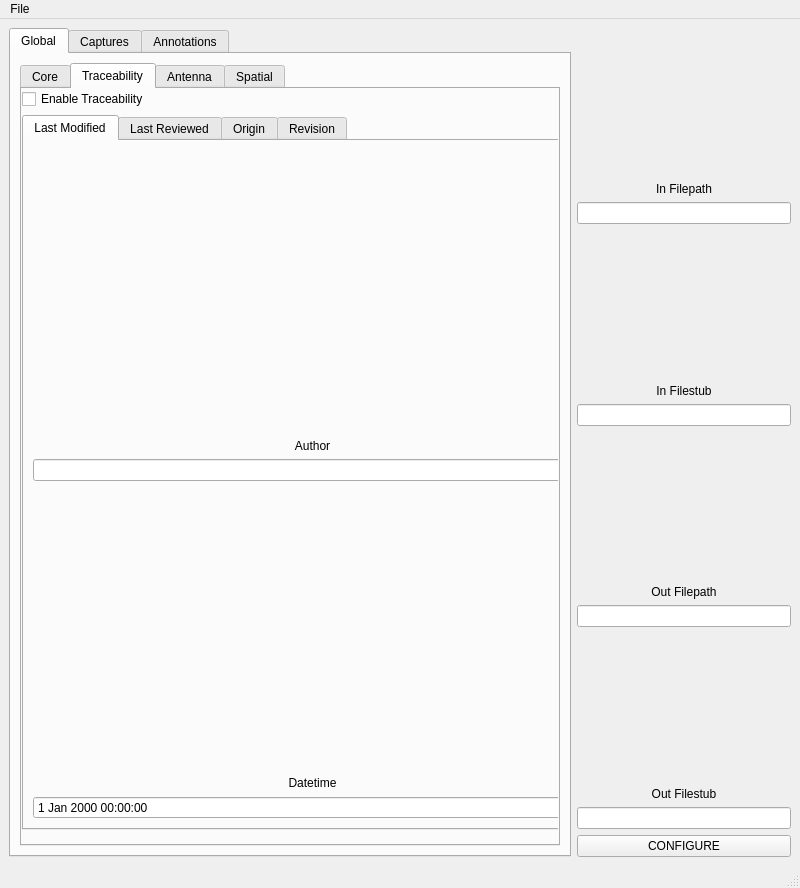
Above: mainwindow.ui from jpferrell/sigmf-editor before the change. Below: the same form after it.
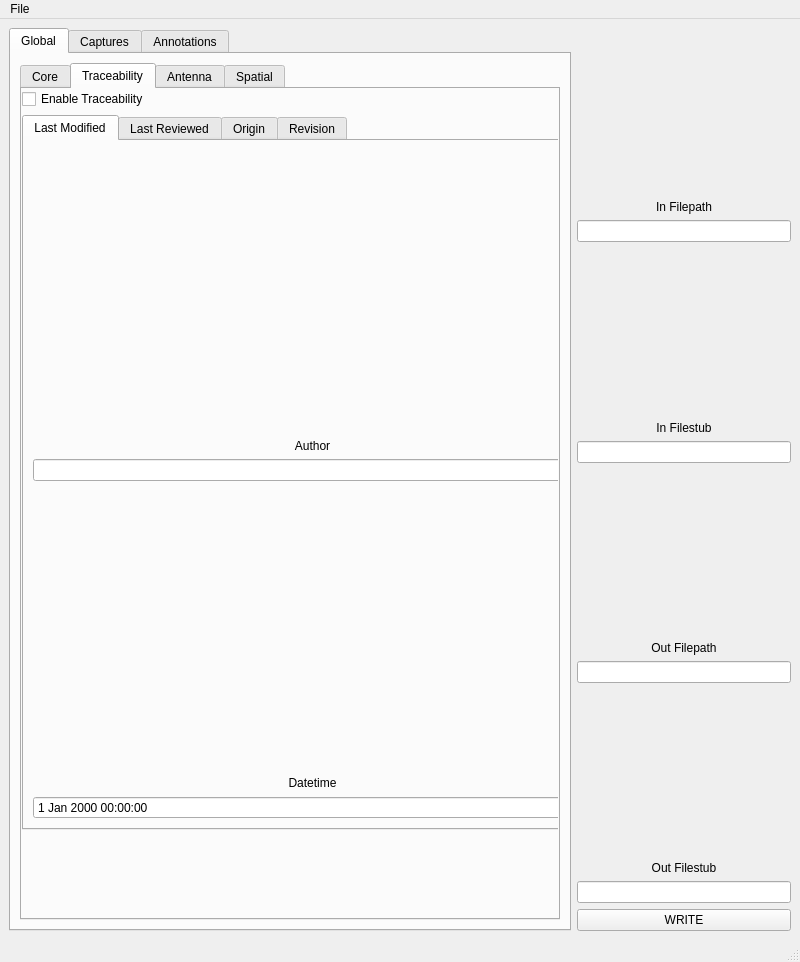
That is the form after the change. The open tabs and pages were chosen to show the change. Icons and pictures are not drawn.

Commit message: connected checkboxes to match check status

```diff
--- a/mainwindow.ui
+++ b/mainwindow.ui
@@ -7,7 +7,7 @@
     <x>0</x>
     <y>0</y>
     <width>800</width>
-    <height>888</height>
+    <height>962</height>
    </rect>
   </property>
   <property name="sizePolicy">
@@ -3355,7 +3355,7 @@
              <bool>true</bool>
             </property>
             <property name="text">
-             <string>CONFIGURE</string>
+             <string>WRITE</string>
             </property>
             <property name="icon">
              <iconset theme="application-x-executable"/>
```
Left out of the diff: 16 changed lines with no effect on the pictures. The commit also changes 2 other files.
